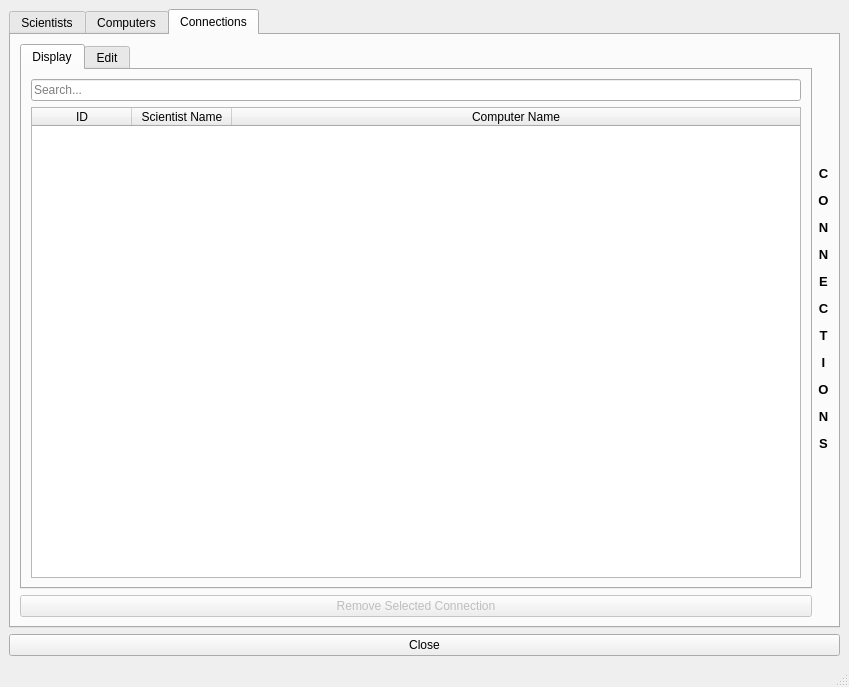
The window that Verkefni3/displaywindow.ui (ivarmarkusson/Lokaverkefni) describes before a commit, drawn with Qt 5.
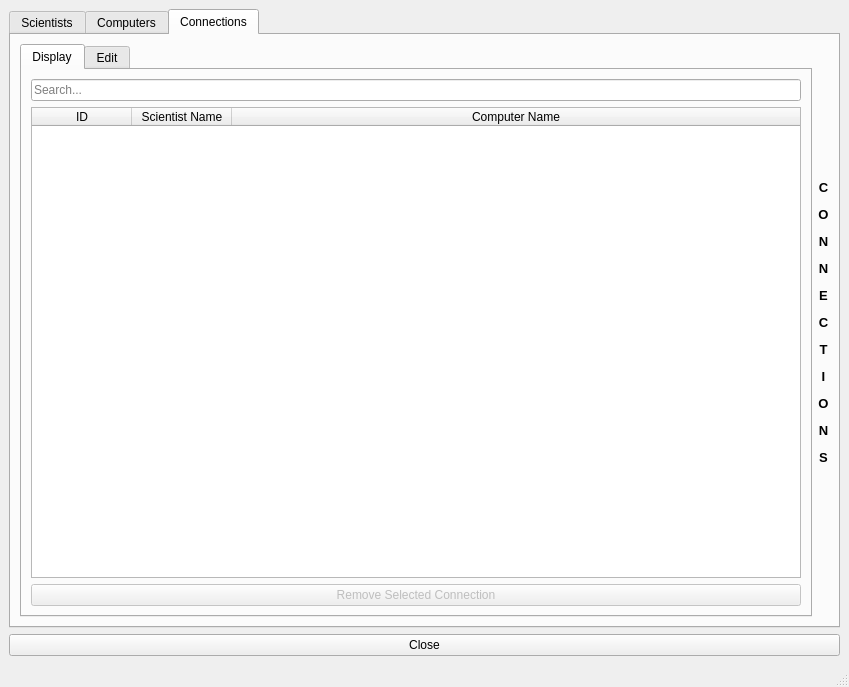
The same window after the commit.

```diff
--- a/Verkefni3/displaywindow.ui
+++ b/Verkefni3/displaywindow.ui
@@ -403,6 +403,16 @@
               </column>
              </widget>
             </item>
+            <item row="2" column="0">
+             <widget class="QPushButton" name="pushButton_remove_connection">
+              <property name="enabled">
+               <bool>false</bool>
+              </property>
+              <property name="text">
+               <string>Remove Selected Connection</string>
+              </property>
+             </widget>
+            </item>
            </layout>
           </widget>
           <widget class="QWidget" name="tab_conn_edit">
@@ -529,16 +539,6 @@
           </widget>
          </widget>
         </item>
-        <item row="1" column="0">
-         <widget class="QPushButton" name="pushButton_remove_connection">
-          <property name="enabled">
-           <bool>false</bool>
-          </property>
-          <property name="text">
-           <string>Remove Selected Connection</string>
-          </property>
-         </widget>
-        </item>
        </layout>
       </widget>
      </widget>
```
